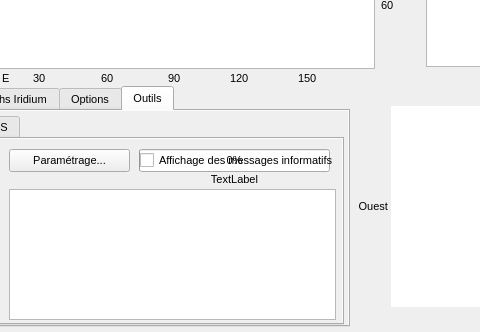
Above: previsat.ui from mconsidine/previsat_archive before the change; both pictures show x 434 to 914 and y 358 to 690 of the 1068 by 690 pixel window. Below: the same form after it.
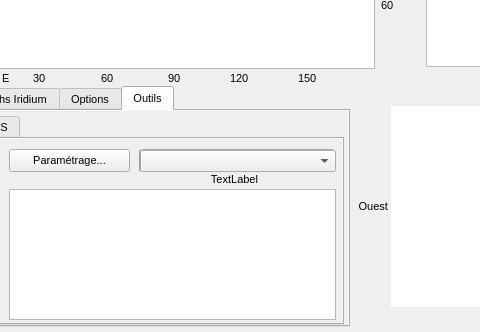
That is the form after the change. The open tabs and pages were chosen to show the change. Icons and pictures are not drawn.

Commit message: Modification de l'affichage des messages lors de la mise a jour des TLE

What changed in the file:
```diff
--- a/previsat.ui
+++ b/previsat.ui
@@ -6905,7 +6905,7 @@
                 <rect>
                  <x>0</x>
                  <y>0</y>
-                 <width>191</width>
+                 <width>196</width>
                  <height>23</height>
                 </rect>
                </property>
@@ -7060,18 +7060,15 @@
                <string>Fichier à mettre à jour :</string>
               </property>
              </widget>
-             <widget class="QCheckBox" name="affichageMsgMAJ">
+             <widget class="QComboBox" name="affichageMsgMAJ">
               <property name="geometry">
                <rect>
                 <x>560</x>
-                <y>13</y>
-                <width>201</width>
-                <height>17</height>
+                <y>11</y>
+                <width>196</width>
+                <height>22</height>
                </rect>
               </property>
-              <property name="text">
-               <string>Affichage des messages informatifs</string>
-              </property>
              </widget>
             </widget>
             <widget class="QWidget" name="extractionFichierTLE">
```
The commit also changes 4 other files.
